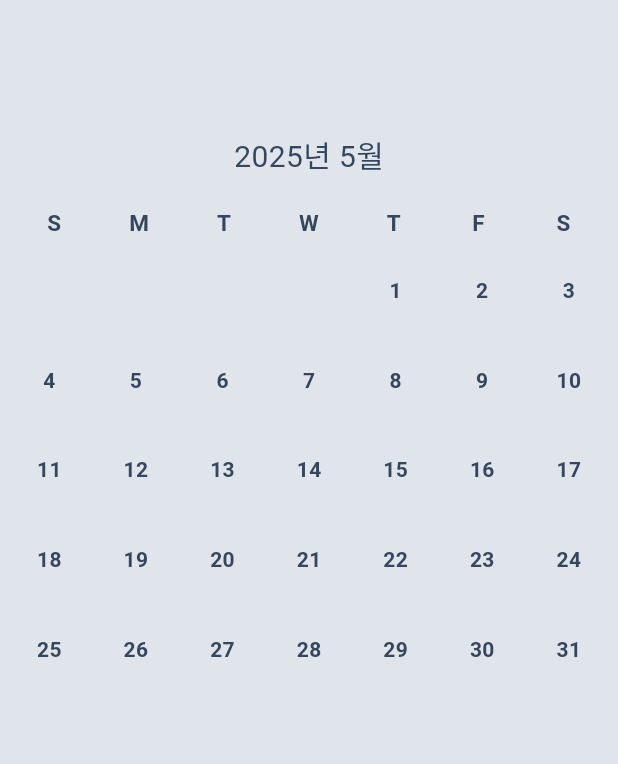
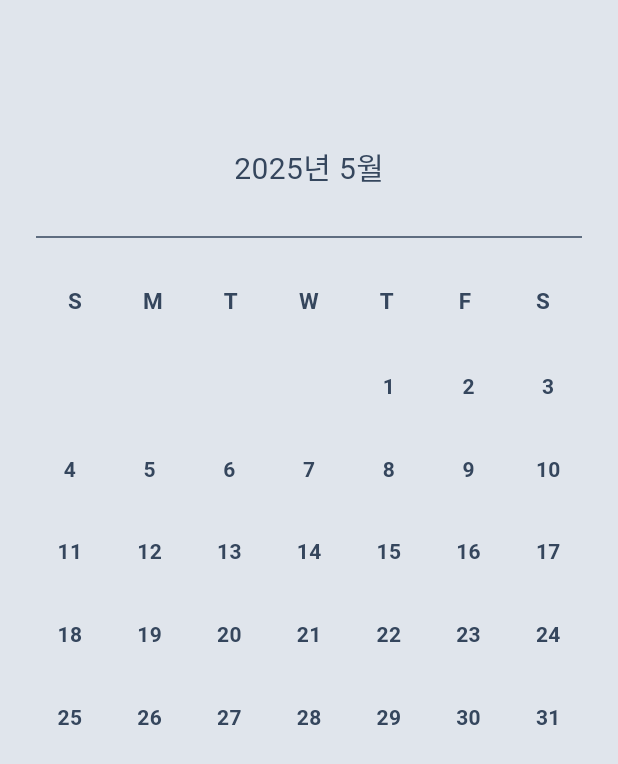
Before and after one commit to hayeonhee/haenaedda, a Flutter app: the screen it shows after launch, on a phone screen of 412 x 824 dp. Shown: the top 764 px of the screen. Run offline on Flutter 3.47's test engine with Material 3 defaults, Android fonts, the phone set to English and light mode, and no system bars; our stand-ins replace shared_preferences; Roboto replaces fonts that are missing (Pretendard).

Commit message:
chore: adjust padding values and add divider

```diff
--- a/lib/my_calendar_page.dart
+++ b/lib/my_calendar_page.dart
@@ -30,7 +30,7 @@ class _MyCalendarPageState extends State<MyCalendarPage> {
     return Scaffold(
       body: SafeArea(
         child: Padding(
-          padding: const EdgeInsets.all(8.0),
+          padding: const EdgeInsets.symmetric(horizontal: 24, vertical: 16),
           child: Column(
             children: [
               const SizedBox(height: 80),
@@ -38,7 +38,7 @@ class _MyCalendarPageState extends State<MyCalendarPage> {
                 '${focusedDate.year}년 ${focusedDate.month}월',
                 style: const TextStyle(fontSize: 20),
               ),
-              const SizedBox(height: 20),
+              const Divider(thickness: 1, height: 64),
               Row(
                 children: List.generate(daysOfWeek.length, (index) {
                   return Expanded(
@@ -54,7 +54,7 @@ class _MyCalendarPageState extends State<MyCalendarPage> {
                   );
                 }),
               ),
-              const SizedBox(height: 10),
+              const SizedBox(height: 24),
               CalendarScreen(
                 dateLayout: dateLayout,
                 selectedDates: selectedDates,
```
